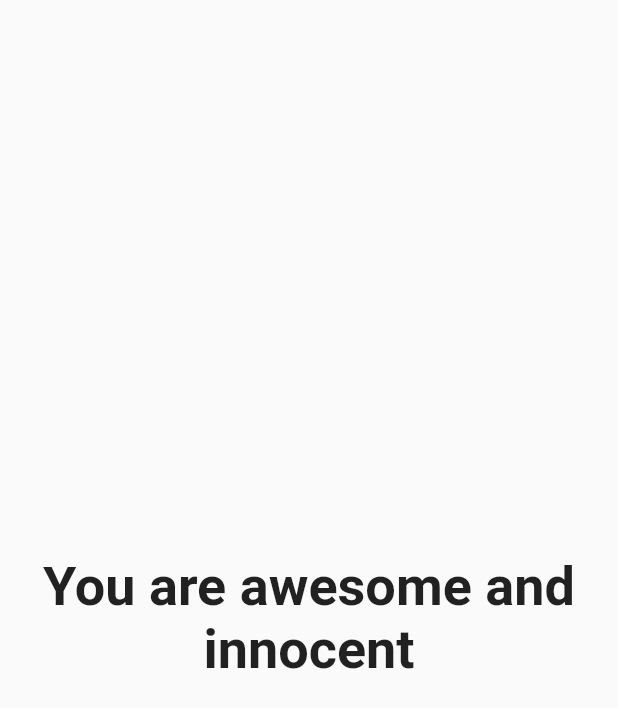
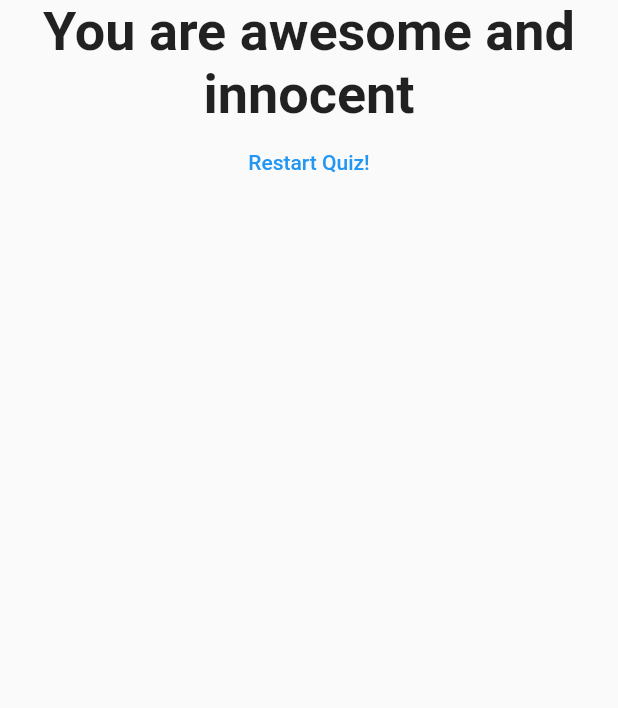
Before and after one commit to nghialmgcd201527/flutter_udemy_guidance, a Flutter app: the Result widget shown alone on an empty page, opened directly with empty values, on a phone screen of 412 x 824 dp. Shown: the top 708 px of the screen. Run offline on Flutter 3.47's test engine with Material 2 defaults, Android fonts, the phone set to English and light mode, and no system bars.

Commit message:
lecture 55

```diff
--- a/lib/result.dart
+++ b/lib/result.dart
@@ -6,8 +6,9 @@ import 'package:flutter/material.dart';
 
 class Result extends StatelessWidget {
   final int resultScore;
+  final Function resetHandler;
 
-  Result(this.resultScore);
+  Result(this.resultScore, this.resetHandler);
 
   String get resultPhrase {
     var resultText = "You did it!";
@@ -26,7 +27,9 @@ class Result extends StatelessWidget {
   @override
   Widget build(BuildContext context) {
     return Center(
-      child: Text(
+      child: Column(
+        children: [
+          Text(
             resultPhrase,
             style: TextStyle(
               fontSize: 36,
@@ -34,6 +37,12 @@ class Result extends StatelessWidget {
             ),
             textAlign: TextAlign.center,
           ),
+          TextButton(
+            child: Text('Restart Quiz!'),
+            onPressed: resetHandler,
+          ),
+        ],
+      ),
     );
   }
 }
```
Also changed, not shown: lib/main.dart (+8 -1 lines). Lines whose indentation alone changed are shown as unchanged.
